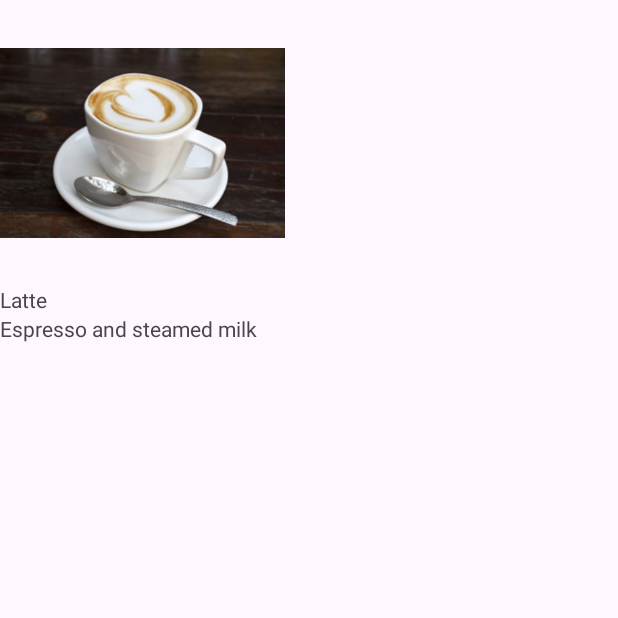
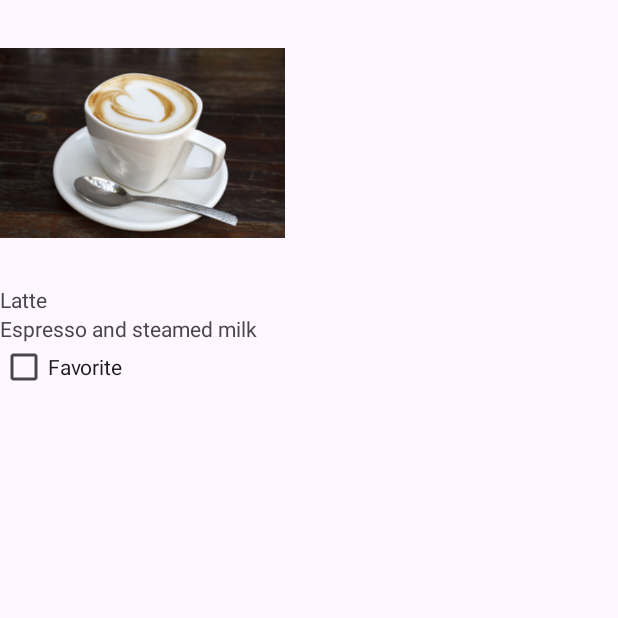
Before and after one commit to SergeiSkliar/AndroidTraining, an Android app: the DrinkCategoryActivity screen opened directly, with no data from a screen before it, after a tap on "Latte", on a phone screen of 412 x 824 dp, the top half of it. Run offline under Robolectric (Android 15) with nearby library versions, the phone set to English and light mode, and no system bars.

Commit message:
starbuzz ch17 update

```diff
--- a/from_Head_First/Starbuzz/app/src/main/java/com/hfad/starbuzz/StarbuzzDatabaseHelper.java
+++ b/from_Head_First/Starbuzz/app/src/main/java/com/hfad/starbuzz/StarbuzzDatabaseHelper.java
@@ -16,8 +16,6 @@ public class StarbuzzDatabaseHelper extends SQLiteOpenHelper {
     @Override
     public void onCreate(SQLiteDatabase db) {
         updateMyDatabase(db, 0, DB_VERSION);
-
-
     }
 
     private void updateMyDatabase(SQLiteDatabase db, int oldVersion, int newVersion) {
@@ -37,7 +35,7 @@ public class StarbuzzDatabaseHelper extends SQLiteOpenHelper {
 
     @Override
     public void onUpgrade(SQLiteDatabase db, int oldVersion, int newVersion) {
-        updateMyDatabase(db, 0, DB_VERSION);
+        updateMyDatabase(db, oldVersion, DB_VERSION);
     }
 
     private static void insertDrink(SQLiteDatabase db, String name, String description, int resourceId) {
--- a/from_Head_First/Starbuzz/app/src/main/res/layout/activity_drink.xml
+++ b/from_Head_First/Starbuzz/app/src/main/res/layout/activity_drink.xml
@@ -21,4 +21,11 @@
         android:layout_width="wrap_content"
         android:layout_height="wrap_content" />
 
+    <CheckBox
+        android:id="@+id/favorite"
+        android:layout_width="wrap_content"
+        android:layout_height="wrap_content"
+        android:text="@string/favorite"
+        android:onClick="onFavoriteClicked" />
+
 </LinearLayout>
--- a/from_Head_First/Starbuzz/app/src/main/res/values/strings.xml
+++ b/from_Head_First/Starbuzz/app/src/main/res/values/strings.xml
@@ -7,4 +7,6 @@
         <item>Food</item>
         <item>Stores</item>
     </string-array>
+
+    <string name="favorite">Favorite</string>
 </resources>
```
Also changed, not shown: from_Head_First/Starbuzz/app/src/main/java/com/hfad/starbuzz/DrinkActivity.java (+28 -1 lines).
